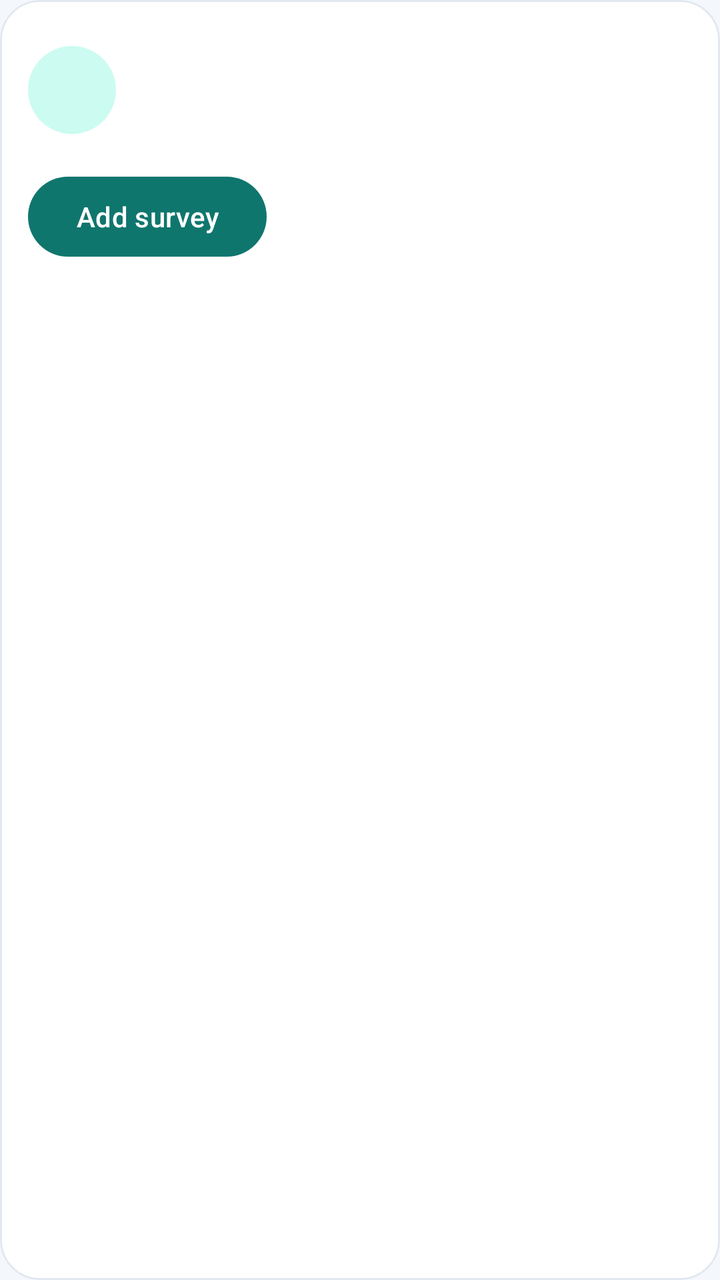
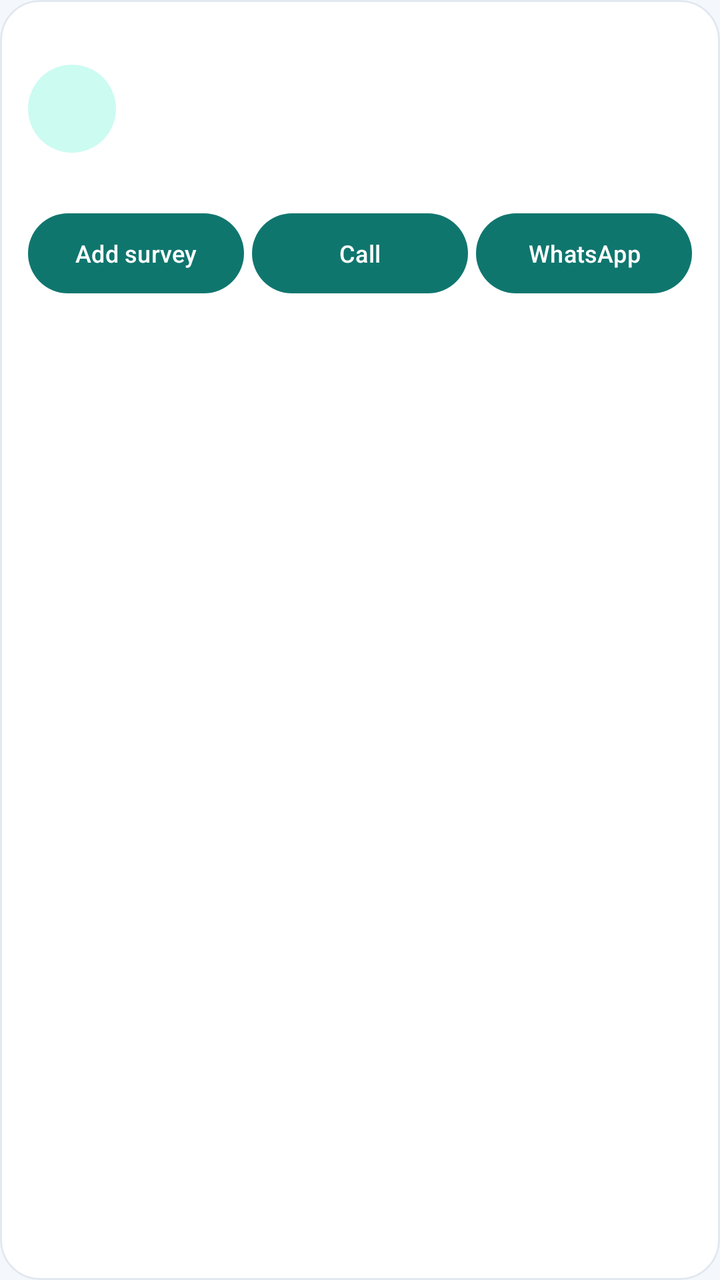

The first picture is an Android layout as it rendered before a commit; the second is the same layout after the commit. The layout source and the unified diff follow.
<!-- AndroidManifest.xml: application theme Theme.SurveyMate -->
<!-- res/layout/item_call.xml -->
<?xml version="1.0" encoding="utf-8"?>
<com.google.android.material.card.MaterialCardView xmlns:android="http://schemas.android.com/apk/res/android"
    android:layout_width="match_parent"
    android:layout_height="wrap_content"
    android:layout_marginBottom="10dp">

    <LinearLayout
        android:layout_width="match_parent"
        android:layout_height="wrap_content"
        android:orientation="vertical"
        android:padding="14dp">

        <LinearLayout
            android:layout_width="match_parent"
            android:layout_height="wrap_content"
            android:gravity="center_vertical"
            android:orientation="horizontal">

            <TextView
                android:id="@+id/avatar"
                android:layout_width="44dp"
                android:layout_height="44dp"
                android:background="@drawable/bg_avatar"
                android:gravity="center"
                android:textColor="@color/on_primary_container"
                android:textStyle="bold" />

            <LinearLayout
                android:layout_width="0dp"
                android:layout_height="wrap_content"
                android:layout_marginStart="12dp"
                android:layout_weight="1"
                android:orientation="vertical">

                <TextView
                    android:id="@+id/title"
                    android:layout_width="match_parent"
                    android:layout_height="wrap_content"
                    android:ellipsize="end"
                    android:maxLines="1"
                    android:textColor="@color/text_primary"
                    android:textSize="16sp"
                    android:textStyle="bold" />

                <TextView
                    android:id="@+id/phone"
                    android:layout_width="match_parent"
                    android:layout_height="wrap_content"
                    android:layout_marginTop="2dp"
                    android:ellipsize="end"
                    android:fontFamily="monospace"
                    android:maxLines="1"
                    android:singleLine="true"
                    android:textColor="@color/text_primary"
                    android:textSize="14sp" />

                <TextView
                    android:id="@+id/subtitle"
                    android:layout_width="match_parent"
                    android:layout_height="wrap_content"
                    android:layout_marginTop="2dp"
                    android:ellipsize="end"
                    android:maxLines="1"
                    android:textColor="@color/text_secondary"
                    android:textSize="13sp" />
            </LinearLayout>
        </LinearLayout>

        <com.google.android.material.button.MaterialButton
            android:id="@+id/add"
            android:layout_width="wrap_content"
            android:layout_height="wrap_content"
            android:layout_marginTop="8dp"
            android:minWidth="0dp"
            android:text="@string/add_from_call"
            android:textAllCaps="false" />
    </LinearLayout>
</com.google.android.material.card.MaterialCardView>
<!-- resources referenced by this layout -->
<resources>
  <color name="on_primary_container">#134E4A</color>
  <color name="text_primary">#0F172A</color>
  <color name="text_secondary">#64748B</color>
  <!-- drawable bg_avatar (drawable) -->
  <?xml version="1.0" encoding="utf-8"?>
  <shape xmlns:android="http://schemas.android.com/apk/res/android" android:shape="oval">
      <solid android:color="@color/primary_container" />
  </shape>
  <string name="add_from_call">Add survey</string>
  <style name="Theme.SurveyMate" parent="Theme.Material3.DayNight.NoActionBar">
          <item name="colorPrimary">@color/primary</item>
          <item name="colorOnPrimary">@color/on_primary</item>
          <item name="colorPrimaryContainer">@color/primary_container</item>
          <item name="colorSecondary">@color/secondary</item>
          <item name="colorSecondaryContainer">@color/secondary_container</item>
          <item name="android:statusBarColor">@color/background</item>
          <item name="android:navigationBarColor">@color/surface</item>
          <item name="android:windowLightStatusBar">true</item>
          <item name="android:windowBackground">@color/background</item>
          <item name="materialCardViewStyle">@style/Widget.SurveyMate.Card</item>
      </style>
  <color name="primary_container">#CCFBF1</color>
  <color name="primary">#0F766E</color>
  <color name="on_primary">#FFFFFF</color>
  <color name="secondary">#2563EB</color>
  <color name="secondary_container">#DBEAFE</color>
  <color name="background">#F4F7FB</color>
  <color name="surface">#FFFFFF</color>
  <style name="Widget.SurveyMate.Card" parent="Widget.Material3.CardView.Elevated">
          <item name="cardElevation">0dp</item>
          <item name="cardCornerRadius">20dp</item>
          <item name="strokeWidth">1dp</item>
          <item name="strokeColor">@color/outline</item>
          <item name="cardBackgroundColor">@color/surface</item>
      </style>
  <color name="outline">#E2E8F0</color>
</resources>

<!-- the commit's change to res/layout/item_call.xml (unified diff, before → after) -->
@@ -63,16 +63,66 @@
                     android:maxLines="1"
                     android:textColor="@color/text_secondary"
                     android:textSize="13sp" />
+
+                <TextView
+                    android:id="@+id/callDetails"
+                    android:layout_width="match_parent"
+                    android:layout_height="wrap_content"
+                    android:layout_marginTop="2dp"
+                    android:textColor="@color/text_secondary"
+                    android:textSize="12sp" />
             </LinearLayout>
         </LinearLayout>
 
-        <com.google.android.material.button.MaterialButton
-            android:id="@+id/add"
-            android:layout_width="wrap_content"
+        <LinearLayout
+            android:layout_width="match_parent"
             android:layout_height="wrap_content"
             android:layout_marginTop="8dp"
-            android:minWidth="0dp"
-            android:text="@string/add_from_call"
-            android:textAllCaps="false" />
+            android:orientation="horizontal">
+
+            <com.google.android.material.button.MaterialButton
+                android:id="@+id/add"
+                android:layout_width="0dp"
+                android:layout_height="wrap_content"
+                android:layout_weight="1"
+                android:insetLeft="0dp"
+                android:insetRight="0dp"
+                android:minWidth="0dp"
+                android:paddingStart="2dp"
+                android:paddingEnd="2dp"
+                android:text="@string/add_from_call"
+                android:textAllCaps="false"
+                android:textSize="12sp" />
+
+            <com.google.android.material.button.MaterialButton
+                android:id="@+id/callAction"
+                android:layout_width="0dp"
+                android:layout_height="wrap_content"
+                android:layout_marginStart="4dp"
+                android:layout_weight="1"
+                android:insetLeft="0dp"
+                android:insetRight="0dp"
+                android:minWidth="0dp"
+                android:paddingStart="2dp"
+                android:paddingEnd="2dp"
+                android:text="@string/call_action"
+                android:textAllCaps="false"
+                android:textSize="12sp" />
+
+            <com.google.android.material.button.MaterialButton
+                android:id="@+id/whatsAppAction"
+                android:layout_width="0dp"
+                android:layout_height="wrap_content"
+                android:layout_marginStart="4dp"
+                android:layout_weight="1"
+                android:insetLeft="0dp"
+                android:insetRight="0dp"
+                android:minWidth="0dp"
+                android:paddingStart="2dp"
+                android:paddingEnd="2dp"
+                android:text="@string/whatsapp_action"
+                android:textAllCaps="false"
+                android:textSize="12sp" />
+        </LinearLayout>
     </LinearLayout>
 </com.google.android.material.card.MaterialCardView>
<!-- resource entries referenced after the edit -->
@@ -9,6 +9,8 @@
       <solid android:color="@color/primary_container" />
   </shape>
   <string name="add_from_call">Add survey</string>
+  <string name="call_action">Call</string>
+  <string name="whatsapp_action">WhatsApp</string>
   <style name="Theme.SurveyMate" parent="Theme.Material3.DayNight.NoActionBar">
           <item name="colorPrimary">@color/primary</item>
           <item name="colorOnPrimary">@color/on_primary</item>
